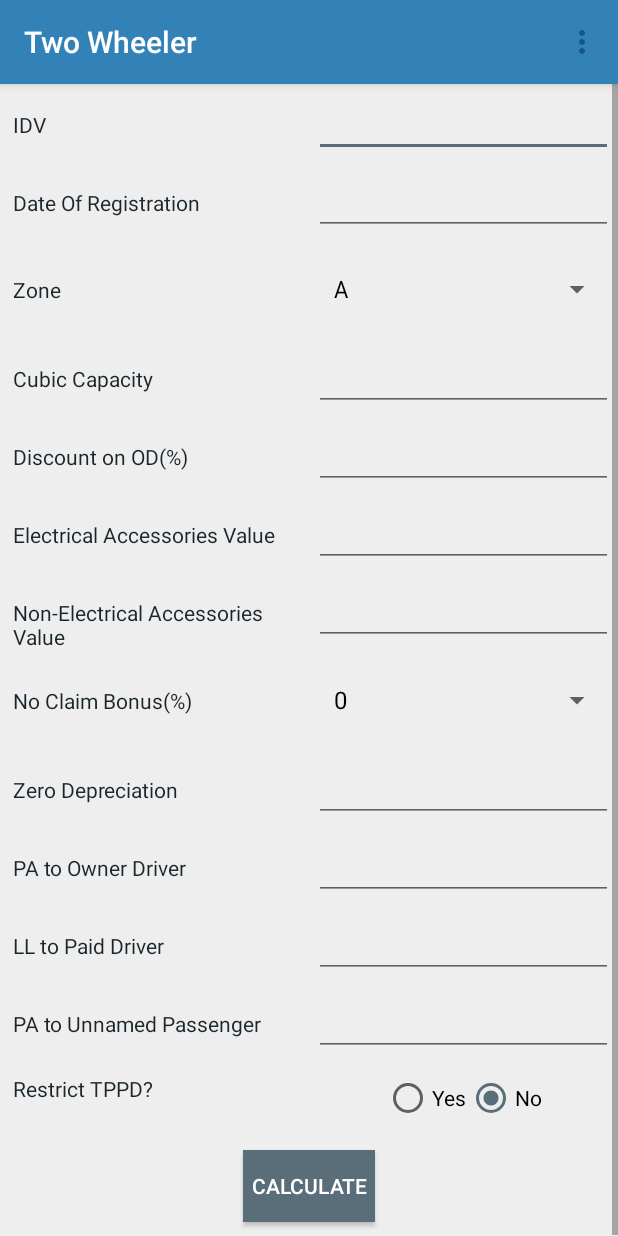
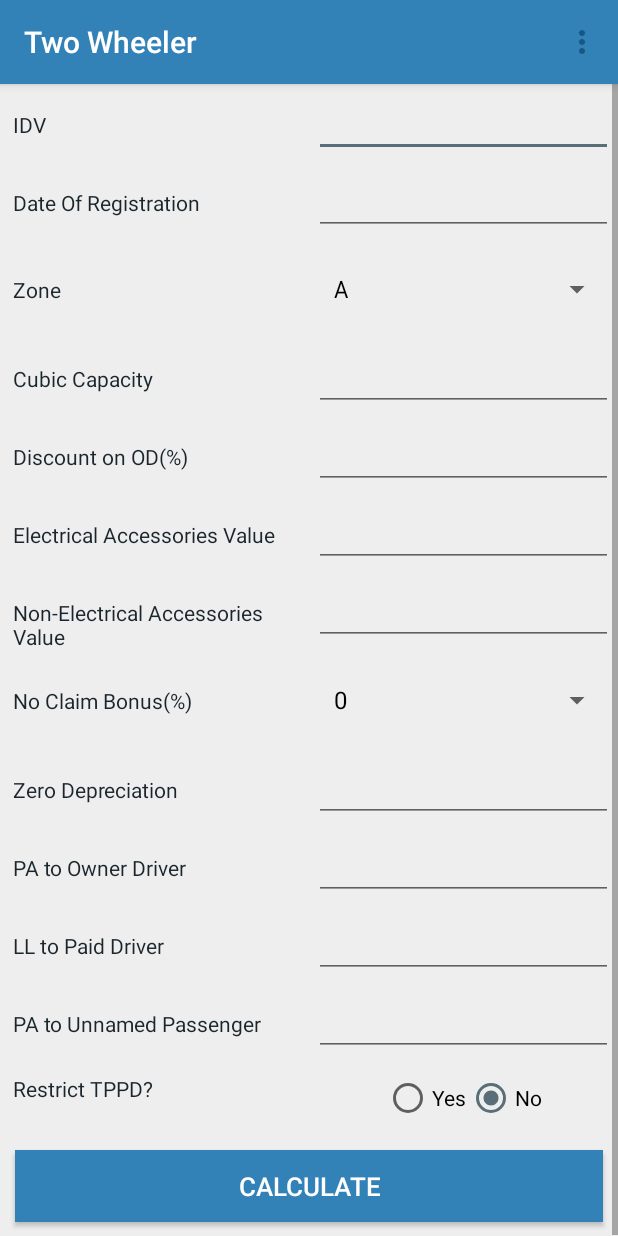
Before and after one commit to pg30/Premium-Calculator, an Android app: the screen it shows after launch once a user with an empty profile is signed in (two_wheeler), after a tap on "Two Wheeler", on a phone screen of 412 x 824 dp. Run offline under Robolectric (Android 15) with nearby library versions, the phone set to English and light mode, and no system bars; our stand-ins replace Firebase (no records; nobody signed in at launch, a user with empty details on screens opened directly).

Commit message:
Main Activity Opening Twice issue resolved

```diff
--- a/app/src/main/AndroidManifest.xml
+++ b/app/src/main/AndroidManifest.xml
@@ -54,7 +54,7 @@
         <activity android:name=".taxilessthan6" />
         <activity android:name=".private_car" />
         <activity android:name=".two_wheeler" />
-        <activity android:name=".MainActivity" />
+        <activity android:name=".MainActivity"/>
     </application>
 
 </manifest>
--- a/app/src/main/java/com/pg/premiumcalculator/register.java
+++ b/app/src/main/java/com/pg/premiumcalculator/register.java
@@ -46,8 +46,6 @@ public class register extends AppCompatActivity {
     String name,email,phone,password,confirm_password;
 
     FirebaseAuth mFireBaseAuth;
-    private FirebaseAuth.AuthStateListener mAuthListener;
-    Boolean mAllowNavigation = true;
 
     FirebaseFirestore fstore;
     String userID;
@@ -61,6 +59,13 @@ public class register extends AppCompatActivity {
         findViews();
         mFireBaseAuth = FirebaseAuth.getInstance();
         fstore = FirebaseFirestore.getInstance();
+
+        if(mFireBaseAuth.getCurrentUser()!=null)
+        {
+            Log.d("debug",mFireBaseAuth.getCurrentUser()+"");
+            startActivity(new Intent(getApplicationContext(),MainActivity.class).addFlags(Intent.FLAG_ACTIVITY_CLEAR_TASK | Intent.FLAG_ACTIVITY_NEW_TASK));
+            //finish();
+        }
 
         name_edit.addTextChangedListener(new TextWatcher() {
             @Override
@@ -148,13 +153,6 @@ public class register extends AppCompatActivity {
             }
         });
 
-        if(mFireBaseAuth.getCurrentUser()!=null)
-        {
-            Log.d("debug",mFireBaseAuth.getCurrentUser()+"");
-            startActivity(new Intent(getApplicationContext(),MainActivity.class));
-            finish();
-        }
-
         register_btn.setOnClickListener(new View.OnClickListener() {
             @Override
             public void onClick(View v) {
@@ -182,14 +180,15 @@ public class register extends AppCompatActivity {
                                     @Override
                                     public void onSuccess(Void aVoid) {
                                         Log.d("debug","user profile is created in firestore");
-                                        startActivity(new Intent(getApplicationContext(),login.class));
+                                        startActivity(new Intent(getApplicationContext(),MainActivity.class).addFlags(Intent.FLAG_ACTIVITY_CLEAR_TASK | Intent.FLAG_ACTIVITY_NEW_TASK));
                                     }
                                 }).addOnFailureListener(new OnFailureListener() {
                                     @Override
                                     public void onFailure(@NonNull Exception e) {
                                         Log.d("debug","on failure method called "+ e.toString());
                                         Toast.makeText(register.this,"Account not registered. Please try again later "+e.toString(),Toast.LENGTH_SHORT).show();
-                                        mFireBaseAuth.getCurrentUser().delete();
+                                        if(mFireBaseAuth.getCurrentUser()!=null)
+                                            mFireBaseAuth.getCurrentUser().delete();
                                     }
                                 });
                             }
@@ -206,36 +205,9 @@ public class register extends AppCompatActivity {
         login_txt.setOnClickListener(new View.OnClickListener() {
             @Override
             public void onClick(View v) {
-                Intent i = new Intent(getApplicationContext(),login.class);
-                startActivity(i);
+                startActivity(new Intent(getApplicationContext(),login.class).addFlags(Intent.FLAG_ACTIVITY_CLEAR_TASK | Intent.FLAG_ACTIVITY_NEW_TASK));
             }
         });
-
-        mAuthListener = new FirebaseAuth.AuthStateListener() {
-            @Override
-            public void onAuthStateChanged(@NonNull FirebaseAuth firebaseAuth) {
-                FirebaseUser user = firebaseAuth.getCurrentUser();
-                if (user != null) {
-                    // User is signed in
-                    Log.d("firebase", "onAuthStateChanged:signed_in:" + user.getUid());
-
-
-                    if (mAllowNavigation) {
-                        mAllowNavigation = false;
-
-                        Intent intent = new Intent(getApplicationContext(), MainActivity.class);
-                        startActivity(intent);
-                        finish();
-                    }
-
-                } else {
-                    // User is signed out
-                    Log.d("firebase", "onAuthStateChanged:signed_out");
-
-                }
-                // ...
-            }
-        };
     }
     String getCurrentDate()
     {
@@ -247,16 +219,8 @@ public class register extends AppCompatActivity {
     @Override
     public void onStart() {
         super.onStart();
-        mFireBaseAuth.addAuthStateListener(mAuthListener);
     }
 
-    @Override
-    public void onStop() {
-        super.onStop();
-        if (mAuthListener != null) {
-            mFireBaseAuth.removeAuthStateListener(mAuthListener);
-        }
-    }
     boolean validate()
     {
         boolean ok = true;
--- a/app/src/main/java/com/pg/premiumcalculator/splash_activity.java
+++ b/app/src/main/java/com/pg/premiumcalculator/splash_activity.java
@@ -19,11 +19,9 @@ public class splash_activity extends AppCompatActivity {
         handler.postDelayed(new Runnable() {
             @Override
             public void run() {
-                Intent intent=new Intent(splash_activity.this,register.class);
-                startActivity(intent);
+                startActivity(new Intent(splash_activity.this,register.class));
                 finish();
             }
-        },3000);
-
+        },2000);
     }
 }
--- a/app/src/main/res/layout/activity_busover6.xml
+++ b/app/src/main/res/layout/activity_busover6.xml
@@ -339,7 +339,7 @@
 
         <Button
             android:id="@+id/calculate"
-            android:layout_width="wrap_content"
+            android:layout_width="match_parent"
             android:layout_height="wrap_content"
             android:text="@string/calculate"
             app:layout_constraintStart_toStartOf="parent"
--- a/app/src/main/res/layout/activity_gcv.xml
+++ b/app/src/main/res/layout/activity_gcv.xml
@@ -389,7 +389,7 @@
 
         <Button
             android:id="@+id/calculate"
-            android:layout_width="wrap_content"
+            android:layout_width="match_parent"
             android:layout_height="wrap_content"
             android:text="@string/calculate"
             app:layout_constraintStart_toStartOf="parent"
--- a/app/src/main/res/layout/activity_gcv3wheeler.xml
+++ b/app/src/main/res/layout/activity_gcv3wheeler.xml
@@ -336,7 +336,7 @@
 
         <Button
             android:id="@+id/calculate"
-            android:layout_width="wrap_content"
+            android:layout_width="match_parent"
             android:layout_height="wrap_content"
             android:text="@string/calculate"
             app:layout_constraintStart_toStartOf="parent"
--- a/app/src/main/res/layout/activity_misc.xml
+++ b/app/src/main/res/layout/activity_misc.xml
@@ -362,7 +362,7 @@
 
         <Button
             android:id="@+id/calculate"
-            android:layout_width="wrap_content"
+            android:layout_width="match_parent"
             android:layout_height="wrap_content"
             android:text="@string/calculate"
             app:layout_constraintStart_toStartOf="parent"
--- a/app/src/main/res/layout/activity_pcv3wheeler.xml
+++ b/app/src/main/res/layout/activity_pcv3wheeler.xml
@@ -321,7 +321,7 @@
 
         <Button
             android:id="@+id/calculate"
-            android:layout_width="wrap_content"
+            android:layout_width="match_parent"
             android:layout_height="wrap_content"
             android:text="@string/calculate"
             app:layout_constraintStart_toStartOf="parent"
--- a/app/src/main/res/layout/activity_private_car.xml
+++ b/app/src/main/res/layout/activity_private_car.xml
@@ -311,7 +311,7 @@
 
         <Button
             android:id="@+id/calculate"
-            android:layout_width="wrap_content"
+            android:layout_width="match_parent"
             android:layout_height="wrap_content"
             android:text="@string/calculate"
             app:layout_constraintStart_toStartOf="parent"
--- a/app/src/main/res/layout/activity_schoolbus.xml
+++ b/app/src/main/res/layout/activity_schoolbus.xml
@@ -339,7 +339,7 @@
 
         <Button
             android:id="@+id/calculate"
-            android:layout_width="wrap_content"
+            android:layout_width="match_parent"
             android:layout_height="wrap_content"
             android:text="@string/calculate"
             app:layout_constraintStart_toStartOf="parent"
--- a/app/src/main/res/layout/activity_taxilessthan6.xml
+++ b/app/src/main/res/layout/activity_taxilessthan6.xml
@@ -340,7 +340,7 @@
 
         <Button
             android:id="@+id/calculate"
-            android:layout_width="wrap_content"
+            android:layout_width="match_parent"
             android:layout_height="wrap_content"
             android:text="@string/calculate"
             app:layout_constraintStart_toStartOf="parent"
--- a/app/src/main/res/layout/activity_two_wheeler.xml
+++ b/app/src/main/res/layout/activity_two_wheeler.xml
@@ -276,11 +276,9 @@
 
         <Button
             android:id="@+id/calculate"
-            android:layout_width="wrap_content"
+            android:layout_width="match_parent"
             android:layout_height="wrap_content"
             android:text="@string/calculate"
-            android:background="@color/colorAccent"
-            android:textColor="@color/white"
             app:layout_constraintStart_toStartOf="parent"
             app:layout_constraintTop_toBottomOf="@id/table"
             app:layout_constraintEnd_toEndOf="parent"
--- a/app/src/main/res/layout/activity_two_wheeler_breakup.xml
+++ b/app/src/main/res/layout/activity_two_wheeler_breakup.xml
@@ -426,6 +426,7 @@ style="@style/style_textbox_table_breakup"
             android:layout_height="wrap_content"
             android:text="SHARE"
             android:layout_margin="30dp"
+            style="@style/style_button"
             app:layout_constraintBottom_toBottomOf="parent"
             app:layout_constraintEnd_toEndOf="parent"
             app:layout_constraintStart_toEndOf="@+id/commission_button"
@@ -435,6 +436,7 @@ style="@style/style_textbox_table_breakup"
             android:id="@+id/commission_button"
             android:layout_width="wrap_content"
             android:layout_height="wrap_content"
+            style="@style/style_button"
             android:text="Know Your Commision"
             android:layout_margin="30dp"
             app:layout_constraintBottom_toBottomOf="parent"
--- a/app/src/main/res/values/styles.xml
+++ b/app/src/main/res/values/styles.xml
@@ -38,6 +38,10 @@
     <style name="style_button">
         <item name="android:padding"> @dimen/table_cell_padding </item>
         <item name="android:layout_margin"> @dimen/button_margin </item>
+        <item name="android:background">@color/colorPrimary</item>
+        <item name="android:textColor">@color/white</item>
+        <item name="android:textSize">17sp</item>
+        <item name="android:elevation" tools:targetApi="lollipop">9dp</item>
     </style>
 
     <style name="style_textbox_table_breakup">
```
Also changed, not shown: app/src/main/java/com/pg/premiumcalculator/login.java (+5 -38 lines).
